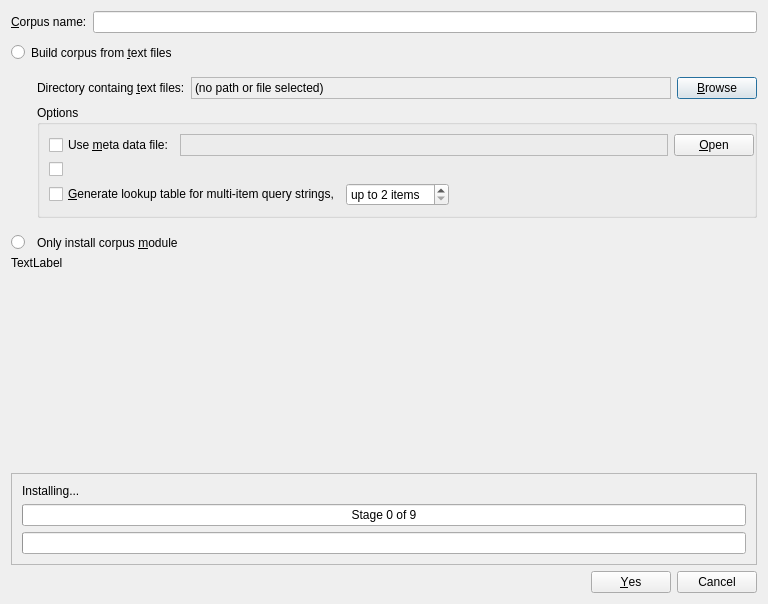
First picture: the form in coquery/gui/ui/corpusInstaller.ui, repository gkunter/coquery, before the edit.
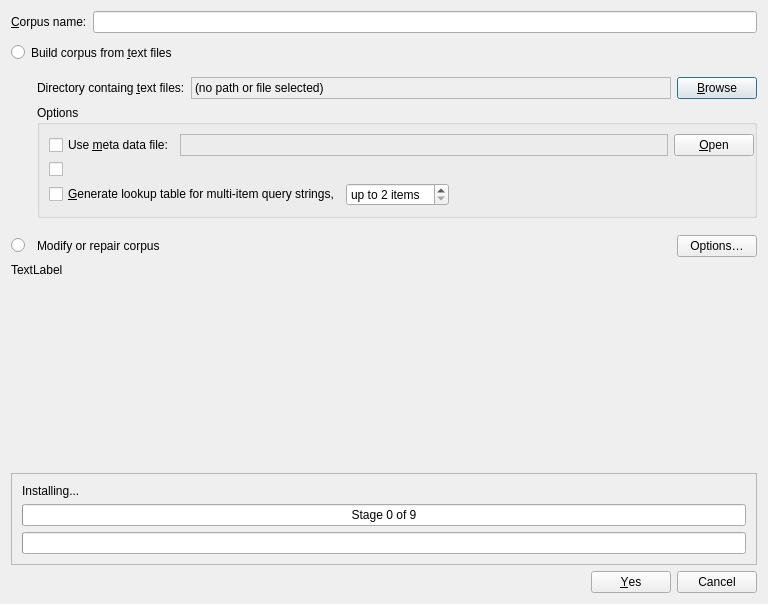
Second picture: the form after the edit. Icons and pictures are not drawn. Custom widgets are drawn as their Qt base class.

Commit message: Rename radio button label

```diff
--- a/coquery/gui/ui/corpusInstaller.ui
+++ b/coquery/gui/ui/corpusInstaller.ui
@@ -74,16 +74,6 @@
        </property>
       </widget>
      </item>
-     <item row="2" column="2">
-      <widget class="CoqClickableLabel" name="label_only_module">
-       <property name="text">
-        <string>Only install corpus &amp;module</string>
-       </property>
-       <property name="buddy">
-        <cstring>radio_only_module</cstring>
-       </property>
-      </widget>
-     </item>
      <item row="0" column="1" colspan="2">
       <widget class="CoqClickableLabel" name="label_read_files">
        <property name="text">
@@ -300,6 +290,43 @@
        </property>
       </widget>
      </item>
+     <item row="2" column="2">
+      <layout class="QHBoxLayout" name="horizontalLayout_6">
+       <item>
+        <widget class="CoqClickableLabel" name="label_only_module">
+         <property name="enabled">
+          <bool>true</bool>
+         </property>
+         <property name="text">
+          <string>Modify or repair corpus</string>
+         </property>
+         <property name="buddy">
+          <cstring>radio_only_module</cstring>
+         </property>
+        </widget>
+       </item>
+       <item>
+        <spacer name="horizontalSpacer_2">
+         <property name="orientation">
+          <enum>Qt::Horizontal</enum>
+         </property>
+         <property name="sizeHint" stdset="0">
+          <size>
+           <width>0</width>
+           <height>0</height>
+          </size>
+         </property>
+        </spacer>
+       </item>
+       <item>
+        <widget class="QPushButton" name="button_advanced">
+         <property name="text">
+          <string>Options…</string>
+         </property>
+        </widget>
+       </item>
+      </layout>
+     </item>
     </layout>
    </item>
    <item>
```
Left out of the diff: 3 changed lines with no effect on the pictures. The commit also changes 1 other file.
